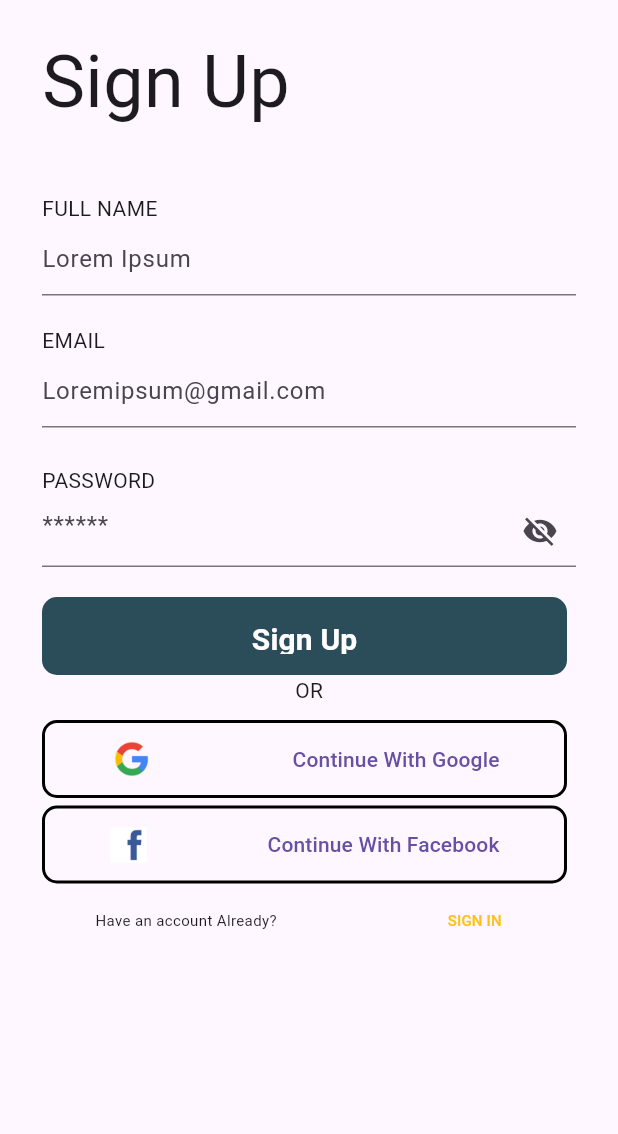
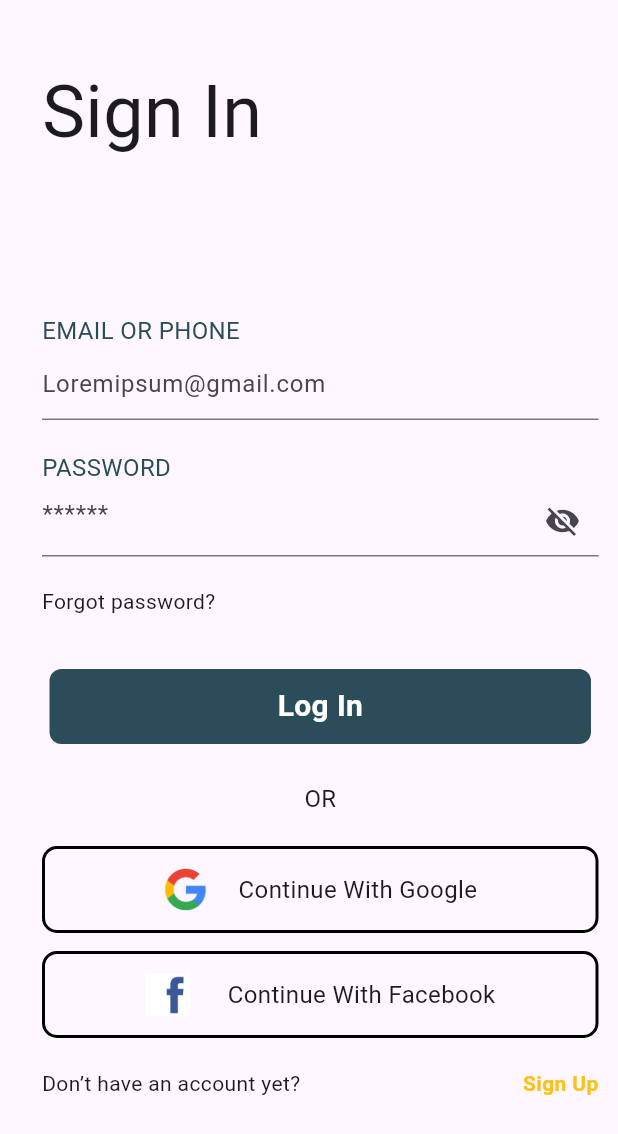
Before and after one commit to Chuijazy/car_app, a Flutter app: the screen it shows after launch, after a tap on "Get Started", on a phone screen of 412 x 824 dp. Shown: the top 1134 px of the screen. Run offline on Flutter 3.47's test engine with Material 3 defaults, Android fonts, the phone set to English and light mode, and no system bars; our stand-ins replace cached_network_image, flutter_svg, fluttertoast, shared_preferences; network calls fail.

Commit message:
deteil done

```diff
--- a/car_app/lib/data/car_model.dart
+++ b/car_app/lib/data/car_model.dart
@@ -24,6 +24,7 @@ class CarModel {
   final double? price,
   final String? image,
   final CarFilters? type,
+  final int ? count,
 
     }) {
       return CarModel(
@@ -32,7 +33,7 @@ class CarModel {
         price: price ?? this.price,
         image: image ?? this.image,
         type: type ?? this.type,
-        count: count + 1,
+        count: count ?? this.count,
       );
     }
 }
--- /dev/null
+++ b/car_app/lib/features/auth/home/widgets/auth_button.dart
@@ -0,0 +1,59 @@
+import 'package:car_app/core/extensions/textstyle_extension.dart';
+import 'package:car_app/core/resource/app_assets.dart';
+import 'package:car_app/core/theme/app_textstyles.dart';
+import 'package:flutter/material.dart';
+
+class AuthButton extends StatelessWidget {
+  const AuthButton({super.key});
+
+  @override
+  Widget build(BuildContext context) {
+    return Column(
+      children: [
+        Container(
+          padding: const EdgeInsets.symmetric(vertical: 12, horizontal: 40),
+          decoration: BoxDecoration(
+            border: Border.all(color: Colors.black, width: 2),
+            borderRadius: BorderRadius.circular(10),
+          ),
+          child: Row(
+            mainAxisAlignment: MainAxisAlignment.center,
+            children: [
+              Image.asset(
+                AppAssets.google,
+                height: 30,
+                width: 30,
+              ),
+              const SizedBox(width: 20),
+               Text('Continue With Google',
+              style: AppTextstyles.regular.setSize(16),
+              ),
+            ],
+          ),
+        ),
+        const SizedBox(height: 12),
+        Container(
+          padding: const EdgeInsets.symmetric(vertical: 12, horizontal: 40),
+          decoration: BoxDecoration(
+            border: Border.all(color: Colors.black, width: 2),
+            borderRadius: BorderRadius.circular(10),
+          ),
+          child: Row(
+            mainAxisAlignment: MainAxisAlignment.center,
+            children: [
+              Image.asset(
+                AppAssets.facebook,
+                height: 30,
+                width: 30,
+              ),
+              const SizedBox(width: 25),
+               Text('Continue With Facebook',
+               style: AppTextstyles.regular.setSize(16),
+               ),
+            ],
+          ),
+        ),
+      ],
+    );
+  }
+}
--- /dev/null
+++ b/car_app/lib/features/auth/home/widgets/auth_text_field.dart
@@ -0,0 +1,60 @@
+import 'package:car_app/core/extensions/textstyle_extension.dart';
+import 'package:car_app/core/theme/app_colors.dart';
+import 'package:car_app/core/theme/app_textstyles.dart';
+import 'package:flutter/material.dart';
+
+class AuthTextField extends StatefulWidget {
+  const AuthTextField({
+    this.validator,
+    this.isPasswordField = false,
+    required this.controller,
+    required this.title,
+    required this.hint,
+    super.key});
+
+  final String title;
+  final String hint;
+  final TextEditingController controller;
+  final bool isPasswordField;
+  final String? Function (String?)? validator;
+
+  @override
+  State<AuthTextField> createState() => _AuthTextFieldState();
+}
+
+class _AuthTextFieldState extends State<AuthTextField> {
+  bool isPasswordVisible = false;
+
+  @override
+  Widget build(BuildContext context) {
+    return Column(
+      crossAxisAlignment: CrossAxisAlignment.start,
+      children: [
+        Text(widget.title,
+              style: AppTextstyles.regular.
+              setSize(16).
+              copyWith(color: AppColors.mainColor),),
+              TextFormField(
+                validator: widget.validator,
+              obscureText: widget.isPasswordField && !isPasswordVisible,
+               controller: widget.controller,
+               decoration: InputDecoration(
+               hintText: widget.hint,
+               suffixIcon: widget.isPasswordField
+                ? IconButton(
+                onPressed: () {
+                setState(() {
+                isPasswordVisible = !isPasswordVisible;
+              });
+            },
+                icon: isPasswordVisible
+                ? const Icon(Icons.visibility)
+                : const Icon(Icons.visibility_off),
+          )
+        : null,
+  ),
+),
+      ],
+    );
+  }
+}
--- a/car_app/lib/features/auth/screens/main_screen.dart
+++ b/car_app/lib/features/auth/screens/main_screen.dart
@@ -1,9 +1,9 @@
 import 'package:car_app/core/extensions/context_extension.dart';
 import 'package:car_app/core/extensions/textstyle_extension.dart';
 import 'package:car_app/core/resource/app_assets.dart';
+import 'package:car_app/core/theme/app_colors.dart';
 import 'package:car_app/core/theme/app_textstyles.dart';
-import 'package:car_app/features/auth/screens/home_screen.dart';
-import 'package:car_app/features/auth/screens/sign_up_screen.dart';
+import 'package:car_app/features/auth/screens/sign_in_screen.dart';
 import 'package:flutter/material.dart';
 
 class MainScreen extends StatelessWidget {
@@ -45,10 +45,10 @@ class MainScreen extends StatelessWidget {
             ),
             SizedBox(height: 150),
             ElevatedButton(onPressed: () {
-              context.push(SignUpScreen());
+              context.push(SignInScreen());
             },
             style: ElevatedButton.styleFrom(
-              backgroundColor: Color(0xffC64949),
+              backgroundColor: AppColors.redButton,
             ),
             child: Padding(
               padding: const EdgeInsets.symmetric(vertical: 13, horizontal: 40),
--- a/car_app/lib/features/auth/screens/sign_in_screen.dart
+++ b/car_app/lib/features/auth/screens/sign_in_screen.dart
@@ -0,0 +1,149 @@
+import 'package:car_app/core/extensions/context_extension.dart';
+import 'package:car_app/core/extensions/textstyle_extension.dart';
+import 'package:car_app/core/services/shared_prefs.dart';
+import 'package:car_app/core/theme/app_colors.dart';
+import 'package:car_app/core/theme/app_textstyles.dart';
+import 'package:car_app/features/auth/home/widgets/auth_button.dart';
+import 'package:car_app/features/auth/home/widgets/auth_text_field.dart';
+import 'package:car_app/features/auth/screens/home_screen.dart';
+import 'package:car_app/features/auth/screens/sign_up_screen.dart';
+import 'package:flutter/material.dart';
+import 'package:fluttertoast/fluttertoast.dart';
+
+class SignInScreen extends StatefulWidget {
+  const SignInScreen({super.key});
+
+  @override
+  State<SignInScreen> createState() => _SignInScreenState();
+}
+
+class _SignInScreenState extends State<SignInScreen> {
+  final _loginController = TextEditingController();
+  final _passwordController = TextEditingController();
+  final _prefs = SharedPrefs();
+
+  @override
+  void dispose() {
+    _loginController.dispose();
+    _passwordController.dispose();
+    super.dispose();
+  }
+  @override
+  Widget build(BuildContext context) {
+    return Scaffold(
+      body: SafeArea(
+        child: Padding(
+          padding: const EdgeInsets.only(left: 28, right: 13),
+          child: Column(
+            mainAxisAlignment: MainAxisAlignment.start,
+            crossAxisAlignment: CrossAxisAlignment.start,
+            children: [
+              SizedBox(
+                height: 40,
+               ),
+              Text('Sign In',
+              style: AppTextstyles.regular.setSize(48),),
+               SizedBox(
+                height: 100,
+               ),
+              AuthTextField(
+                controller: _loginController,
+                title: 'EMAIL OR PHONE',
+                hint: 'Loremipsum@gmail.com'),
+               SizedBox(
+                height: 20,
+               ),
+              AuthTextField(
+                controller: _passwordController,
+                title: 'PASSWORD',
+                hint: '******',
+                isPasswordField: true),
+              SizedBox(
+                height: 20,
+               ),
+              Text('Forgot password?'),
+              SizedBox(
+                height: 30,
+               ),
+              Padding(
+                padding: const EdgeInsets.all(5),
+                child: InkWell(
+                  onTap: ()async{
+                    final loqin = await _prefs.read(key: StorageKey.login);
+                    final password = await _prefs.read(key: StorageKey.password);
+                    if (loqin == _loginController.text  && password == _passwordController.text){
+                      await Fluttertoast.showToast(
+                       msg: "Success",
+                       toastLength: Toast.LENGTH_SHORT,
+                       gravity: ToastGravity.CENTER,
+                       timeInSecForIosWeb: 1,
+                       // ignore: deprecated_member_use
+                       backgroundColor: const Color.fromARGB(255, 26, 255, 0).withOpacity(0.4),
+                       textColor: Colors.white,
+                       fontSize: 16.0
+                      );
+                        context.push(HomeScreen());
+                    } else {
+                     await Fluttertoast.showToast(
+                       msg: "Login or password error",
+                       toastLength: Toast.LENGTH_SHORT,
+                       gravity: ToastGravity.CENTER,
+                       timeInSecForIosWeb: 1,
+                       // ignore: deprecated_member_use
+                       backgroundColor: Colors.black.withOpacity(0.4),
+                       textColor: Colors.white,
+                       fontSize: 16.0
+                      );
+                    }
+                  },
+                   child: Container(
+                    width: 400,
+                    height: 50,
+                    decoration: BoxDecoration(
+                      color: AppColors.mainColor,
+                      borderRadius: BorderRadius.circular(8)
+                    ),
+                     child: Center(
+                       child: Text('Log In',
+                       style: AppTextstyles.semiBold.setSize(20).copyWith(color: Colors.white),),
+                     ),
+                   ),),
+              ),
+              SizedBox(
+                height: 20,
+               ),
+              Center(
+                child: Text('OR',
+                style: AppTextstyles.regular.setSize(16),
+                ),),
+              SizedBox(
+                height: 20,
+               ),
+              AuthButton(),
+               SizedBox(
+                height: 20,
+               ),
+                  Row(
+                  mainAxisAlignment: MainAxisAlignment.spaceBetween,
+                   children: [
+                    Text("Don’t have an account yet?"),
+
+                    InkWell(
+                     onTap: () {
+                     context.push(SignUpScreen());
+                    },
+                     child: Text(
+                     "Sign Up",
+                       style: TextStyle(color: Color(0xffFCC21B),
+                       fontWeight: FontWeight.bold),
+                      ),
+                     ),
+                    ],
+                 ),
+            ],
+          ),
+        ),
+      ),
+    );
+  }
+}
--- a/car_app/lib/features/auth/screens/sign_up_screen.dart
+++ b/car_app/lib/features/auth/screens/sign_up_screen.dart
@@ -1,199 +1,159 @@
-//import 'package:car_app/core/extencions/textstyle_extension.dart';
+import 'package:car_app/core/extensions/context_extension.dart';
+import 'package:car_app/core/extensions/int_extensions.dart';
 import 'package:car_app/core/extensions/textstyle_extension.dart';
-import 'package:car_app/core/resource/app_assets.dart';
+import 'package:car_app/core/services/shared_prefs.dart';
+import 'package:car_app/core/theme/app_colors.dart';
 import 'package:car_app/core/theme/app_textstyles.dart';
+import 'package:car_app/features/auth/home/widgets/auth_button.dart';
+import 'package:car_app/features/auth/home/widgets/auth_text_field.dart';
+import 'package:car_app/features/auth/screens/sign_in_screen.dart';
 import 'package:flutter/material.dart';
 
-class SignUpScreen extends StatelessWidget {
+final _formKey = GlobalKey<FormState>();
+
+class SignUpScreen extends StatefulWidget {
   const SignUpScreen({super.key});
 
   @override
+  State<SignUpScreen> createState() => _SignUpScreenState();
+}
+
+class _SignUpScreenState extends State<SignUpScreen> {
+  final _nameController = TextEditingController();
+  final _loginController = TextEditingController();
+  final _passwordController = TextEditingController();
+
+  final _prefs = SharedPrefs();
+
+  @override
+  void dispose() {
+    _nameController.dispose();
+    _loginController.dispose();
+    _passwordController.dispose();
+    super.dispose();
+  }
+
+  String? _validateName(String? value) {
+    if (value == null || value.trim().isEmpty) {
+      return 'Поле не должно быть пустым';
+    }
+    return null;
+  }
+
+  String? _validateEmailOrPhone(String? value) {
+    if (value == null || value.trim().isEmpty) {
+      return 'Поле не должно быть пустым';
+    }
+
+    final emailRegex = RegExp(r"^[a-zA-Z0-9.a-zA-Z0-9.!#$%&'*+/=?^_`{|}~-]+@[a-zA-Z0-9.-]+\.[a-zA-Z]+");
+    if (!emailRegex.hasMatch(value)) {
+      return 'Введите корректный e-mail';
+    }
+    return null;
+  }
+
+  String? _validatePassword(String? value) {
+    if (value == null || value.trim().isEmpty) {
+      return 'Поле не должно быть пустым';
+    }
+    if (value.length < 6) {
+      return 'Пароль должен содержать не менее 6 символов';
+    }
+    return null;
+  }
+
+  void _signUp() {
+    if (_formKey.currentState!.validate()) {
+      _prefs.save(key: StorageKey.login, value: _loginController.text);
+      _prefs.save(key: StorageKey.password, value: _passwordController.text);
+      context.push(SignInScreen());
+    }
+  }
+
+  @override
   Widget build(BuildContext context) {
-    // ignore: no_leading_underscores_for_local_identifiers
-    final _formKey = GlobalKey<FormState>();
-    bool isPasswordVisible = false;
-
     return Scaffold(
       body: SafeArea(
         child: Padding(
-          padding: const EdgeInsets.symmetric(horizontal: 28),
+          padding: const EdgeInsets.only(left: 28, right: 13),
           child: Form(
             key: _formKey,
             child: Column(
+              mainAxisAlignment: MainAxisAlignment.start,
               crossAxisAlignment: CrossAxisAlignment.start,
               children: [
-                const SizedBox(height: 20),
+                SizedBox(height: 40),
                 Text(
                   'Sign Up',
                   style: AppTextstyles.regular.setSize(48),
                 ),
-                const SizedBox(height: 40),
-                Text('FULL NAME', style: AppTextstyles.regular.setSize(14)),
-                TextFormField(
-                  decoration: const InputDecoration(hintText: 'Lorem Ipsum'),
-                  validator: (value) {
-                    if (value == null || value.isEmpty) {
-                      return 'Please enter your name';
-                    }
-                    return null;
-                  },
+                SizedBox(height: 100),
+                AuthTextField(
+                  controller: _nameController,
+                  title: 'FULL NAME',
+                  hint: 'Lorem Ipsum',
+                  validator: _validateName,
                 ),
-                const SizedBox(height: 20),
-                Text('EMAIL', style: AppTextstyles.regular.setSize(14)),
-                TextFormField(
-                  decoration: const InputDecoration(hintText: 'Loremipsum@gmail.com'),
-                  keyboardType: TextInputType.emailAddress,
-                  validator: (value) {
-                    if (value == null || value.isEmpty) {
-                      return 'Please enter your email';
-                    } else if (!RegExp(r'^[^@]+@[^@]+\.[^@]+').hasMatch(value)) {
-                      return 'Please enter a valid email';
-                    }
-                    return null;
-                  },
+                20.verticalSpace,
+                AuthTextField(
+                  controller: _loginController,
+                  title: 'EMAIL OR PHONE',
+                  hint: 'Loremipsum@gmail.com',
+                  validator: _validateEmailOrPhone,
                 ),
-                const SizedBox(height: 25),
-                Text('PASSWORD', style: AppTextstyles.regular.setSize(14)),
-                StatefulBuilder(
-                  builder: (context, setState) {
-                    return TextFormField(
-                      obscureText: !isPasswordVisible,
-                      decoration: InputDecoration(
-                        hintText: '******',
-                        suffixIcon: IconButton(
-                          icon: Icon(isPasswordVisible ? Icons.visibility : Icons.visibility_off),
-                          onPressed: () {
-                            setState(() {
-                              isPasswordVisible = !isPasswordVisible;
-                            });
-                          },
+                SizedBox(height: 20),
+                AuthTextField(
+                  controller: _passwordController,
+                  title: 'PASSWORD',
+                  hint: '******',
+                  isPasswordField: true,
+                  validator: _validatePassword,
+                ),
+                SizedBox(height: 40),
+                Padding(
+                  padding: const EdgeInsets.all(5),
+                  child: InkWell(
+                    onTap: _signUp,
+                    child: Container(
+                      width: 400,
+                      height: 50,
+                      decoration: BoxDecoration(
+                        color: AppColors.mainColor,
+                        borderRadius: BorderRadius.circular(8),
+                      ),
+                      child: Center(
+                        child: Text(
+                          'Log In',
+                          style: AppTextstyles.semiBold.setSize(20).copyWith(color: Colors.white),
                         ),
                       ),
-                      validator: (value) {
-                        if (value == null || value.isEmpty) {
-                          return 'Please enter your password';
-                        } else if (value.length < 6) {
-                          return 'Password must be at least 6 characters long';
-                        }
-                        return null;
-                      },
-                    );
-                  },
-                ),
-                const SizedBox(height: 20),
-                ElevatedButton(
-                  style: ElevatedButton.styleFrom(
-                    elevation: 0,
-                    backgroundColor: Colors.transparent,
-                    shadowColor: Colors.transparent,
-                    padding: EdgeInsets.zero,
-                  ),
-                  onPressed: () {
-                    if (_formKey.currentState!.validate()) {
-                      // ignore: avoid_print
-                      print('');
-                    } else {
-                      // ignore: avoid_print
-                      print('');
-                    }
-                  },
-                  child: Container(
-                    width: 350,
-                    height: 52,
-                    padding: const EdgeInsets.symmetric(vertical: 12, horizontal: 43),
-                    decoration: BoxDecoration(
-                      borderRadius: BorderRadius.circular(10),
-                      border: Border.all(color: Colors.transparent, width: 2),
-                      color: const Color(0xff2B4C59),
-                    ),
-                    child: Row(
-                      mainAxisAlignment: MainAxisAlignment.center,
-                      children: [
-                        Text(
-                          'Sign Up',
-                          style: AppTextstyles.semiBold.setSize(20).copyWith(color: Colors.white),
-                        ),
-                      ],
                     ),
                   ),
                 ),
+                SizedBox(height: 20),
                 Center(
                   child: Text(
                     'OR',
-                    style: const TextStyle(fontSize: 14),
+                    style: AppTextstyles.regular.setSize(16),
                   ),
                 ),
-                const SizedBox(height: 10),
-                ElevatedButton(
-                  style: ElevatedButton.styleFrom(
-                    elevation: 0,
-                    backgroundColor: Colors.transparent,
-                    shadowColor: Colors.transparent,
-                    padding: EdgeInsets.zero,
-                  ),
-                  onPressed: () {},
-                  child: Container(
-                    width: 350,
-                    height: 52,
-                    padding: const EdgeInsets.symmetric(vertical: 12, horizontal: 43),
-                    decoration: BoxDecoration(
-                      borderRadius: BorderRadius.circular(10),
-                      border: Border.all(color: Colors.black, width: 2),
-                    ),
-                    child: Row(
-                      mainAxisAlignment: MainAxisAlignment.spaceBetween,
-                      children: [
-                        Image.asset(AppAssets.google, width: 30, height: 30),
-                        const Text('Continue With Google'),
-                      ],
-                    ),
-                  ),
-                ),
-                const SizedBox(height: 5),
-                ElevatedButton(
-                  style: ElevatedButton.styleFrom(
-                    elevation: 0,
-                    backgroundColor: Colors.transparent,
-                    shadowColor: Colors.transparent,
-                    padding: EdgeInsets.zero,
-                  ),
-                  onPressed: () {},
-                  child: Container(
-                    width: 350,
-                    height: 52,
-                    padding: const EdgeInsets.symmetric(vertical: 12, horizontal: 43),
-                    decoration: BoxDecoration(
-                      borderRadius: BorderRadius.circular(10),
-                      border: Border.all(color: Colors.black, width: 2),
-                    ),
-                    child: Row(
-                      mainAxisAlignment: MainAxisAlignment.spaceBetween,
-                      children: [
-                        Image.asset(AppAssets.facebook, width: 25, height: 25),
-                        const Text('Continue With Facebook'),
-                      ],
-                    ),
-                  ),
-                ),
+                SizedBox(height: 20),
+                AuthButton(),
+                SizedBox(height: 20),
                 Row(
-                  mainAxisAlignment: MainAxisAlignment.center,
+                  mainAxisAlignment: MainAxisAlignment.spaceBetween,
                   children: [
-                    const Text(
-                      'Have an account Already?',
-                      style: TextStyle(fontSize: 10),
-                    ),
-                    const SizedBox(width: 100),
-                    ElevatedButton(
-                      onPressed: () {},
-                      style: ElevatedButton.styleFrom(
-                        elevation: 0,
-                        backgroundColor: Colors.transparent,
-                        shadowColor: Colors.transparent,
-                        padding: EdgeInsets.zero,
-                      ),
-                      child: const Text(
-                        'SIGN IN',
-                        style: TextStyle(fontSize: 10, color: Color(0xffFCC21B)),
+                    Text("Have an account Already?"),
+                    InkWell(
+                      onTap: () {
+                        context.push(SignInScreen());
+                      },
+                      child: Text(
+                        "Sign In",
+                        style: TextStyle(
+                          color: Color(0xffFCC21B),
+                          fontWeight: FontWeight.bold,
+                        ),
                       ),
                     ),
                   ],
--- a/car_app/pubspec.yaml
+++ b/car_app/pubspec.yaml
@@ -34,10 +34,11 @@ dependencies:
   # The following adds the Cupertino Icons font to your application.
   # Use with the CupertinoIcons class for iOS style icons.
   cupertino_icons: ^1.0.8
-  shared_preferences: ^2.3.5
+  shared_preferences: ^2.5.1
   provider: ^6.1.2
   flutter_svg: ^2.0.17
   cached_network_image: ^3.4.1
+  fluttertoast: ^8.2.11
 
 dev_dependencies:
   flutter_test:
```
Also changed, not shown: car_app/lib/core/services/shared_prefs.dart (+12 -15 lines), car_app/lib/features/auth/screens/home_screen.dart (+13 -2 lines), car_app/lib/features/cart/cart_provider.dart (+12 -8 lines), car_app/lib/features/cart/cart_screen.dart (+16 -7 lines), car_app/pubspec.lock, 1 other file.
